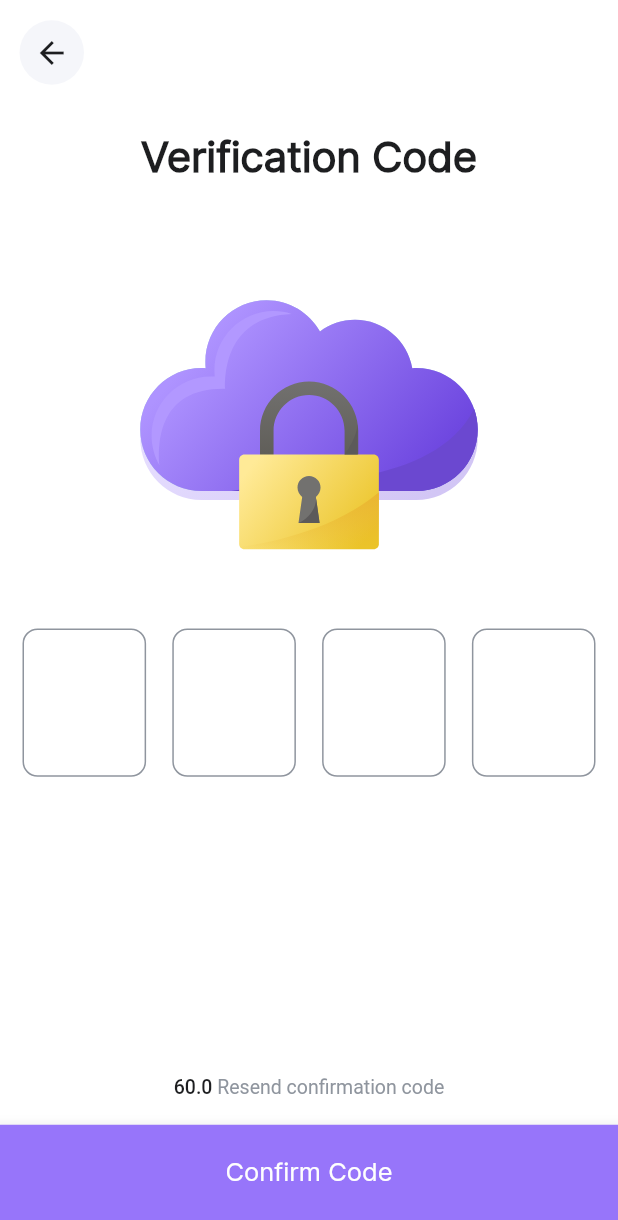
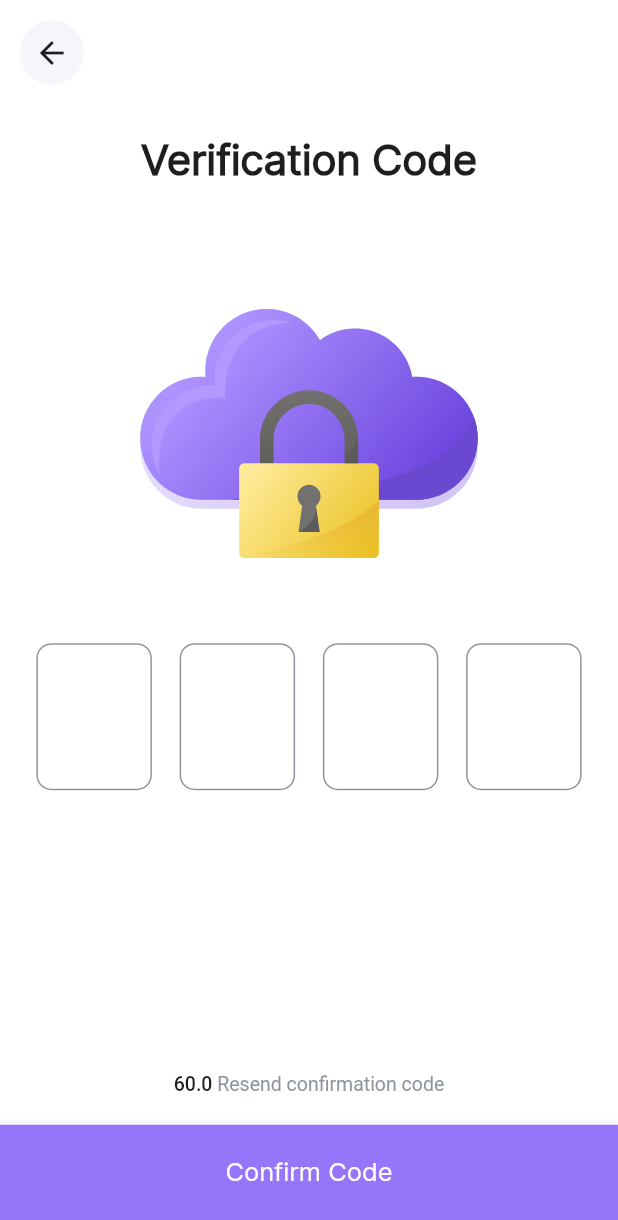
Before and after one commit to bnasare/laza, a Flutter app: the CodeVerificationScreen screen opened by its route, on a phone screen of 412 x 824 dp. Shown: the top 1220 px of the screen. Run offline on Flutter 3.47's test engine with Material 2 defaults, Android fonts, the phone set to English and light mode, and no system bars; drawn by our look-alikes of timer_count_down; our stand-ins replace device_preview, flutter_iconly, flutter_svg, google_fonts.

Commit message:
code verification screen responsiveness trial

```diff
--- a/lib/screens/code_verification_screen.dart
+++ b/lib/screens/code_verification_screen.dart
@@ -42,11 +42,13 @@ class CodeVerificationScreen extends StatelessWidget {
                   ),
                 ),
                 SvgPicture.asset("assets/images/cloud.svg"),
-                Padding(
+                const Padding(
                   padding: EdgeInsets.only(
-                      bottom: MediaQuery.of(context).size.height * 0.2),
-                  child: const Row(
-                    mainAxisAlignment: MainAxisAlignment.spaceBetween,
+                    // bottom: MediaQuery.of(context).size.height * 0.2
+                    bottom: 150,
+                  ),
+                  child: Row(
+                    mainAxisAlignment: MainAxisAlignment.spaceAround,
                     children: [
                       CodeContainer(),
                       CodeContainer(),
--- a/lib/widgets/verification_code_container.dart
+++ b/lib/widgets/verification_code_container.dart
@@ -6,8 +6,10 @@ class CodeContainer extends StatelessWidget {
   @override
   Widget build(BuildContext context) {
     return Container(
-      height: MediaQuery.of(context).size.height * 0.12,
-      width: MediaQuery.of(context).size.width * 0.2,
+      // height: MediaQuery.of(context).size.height * 0.12,
+      // width: MediaQuery.of(context).size.width * 0.2,
+      width: 77,
+      height: 98,
       decoration: ShapeDecoration(
         shape: RoundedRectangleBorder(
             borderRadius: BorderRadius.circular(10),
```
